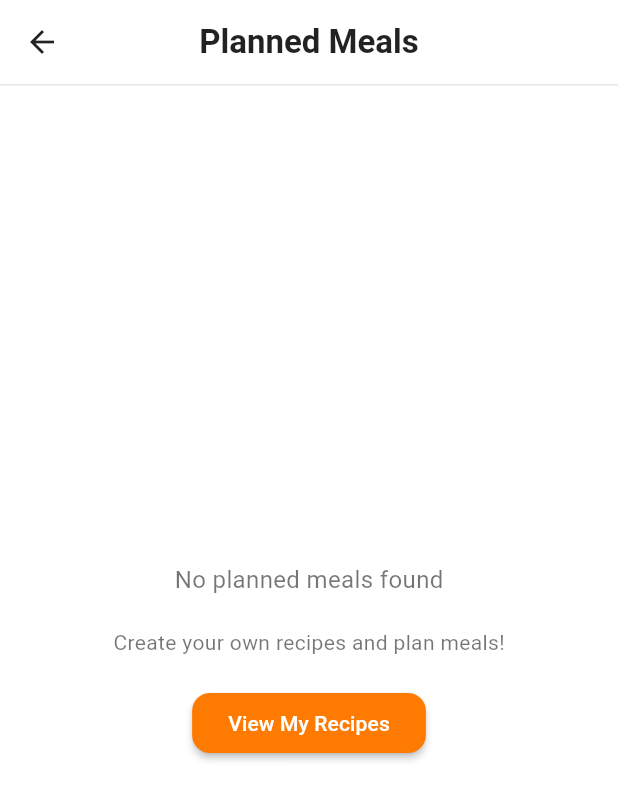
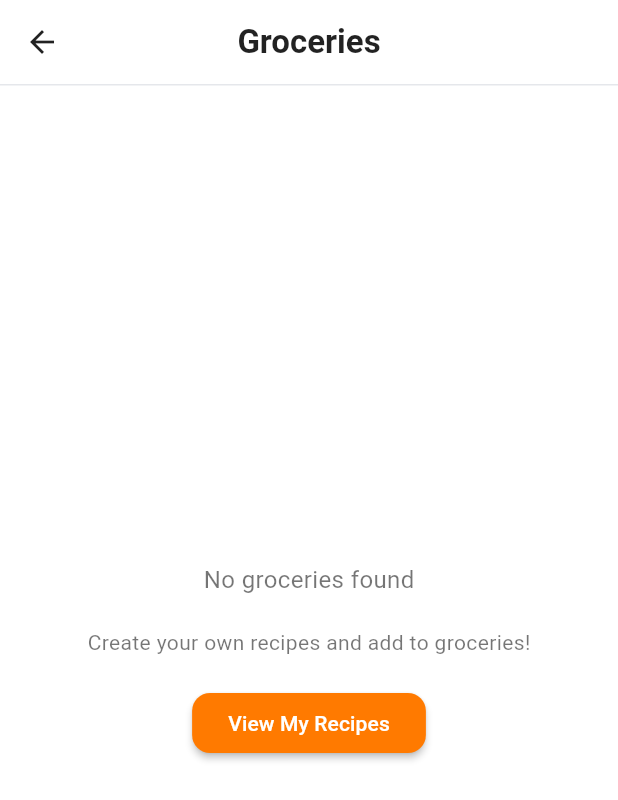
Before and after one commit to HuzaifaEjazDev/reciper_flow_techroz, a Flutter app: the PlannedMealsScreen screen opened directly, on a phone screen of 412 x 824 dp. Shown: the top 800 px of the screen. Run offline on Flutter 3.47's test engine with Material 3 defaults, Android fonts, the phone set to English and light mode, and no system bars; our stand-ins replace cloud_firestore, firebase_auth, firebase_core, google_fonts, image_picker; accounts and stored records are empty.

Commit message:
ui & navigation updates

```diff
--- a/lib/views/screens/add_recipe_by_user/planned_meals_screen.dart
+++ b/lib/views/screens/add_recipe_by_user/planned_meals_screen.dart
@@ -97,7 +97,7 @@ class _PlannedMealsScreenState extends State<PlannedMealsScreen> {
         backgroundColor: Colors.white,
         elevation: 0,
         centerTitle: true,
-        title: const Text('Planned Meals', style: TextStyle(color: Colors.black87, fontWeight: FontWeight.w700)),
+        title: const Text('Groceries', style: TextStyle(color: Colors.black87, fontWeight: FontWeight.w700)),
         iconTheme: const IconThemeData(color: Colors.black87),
         actions: [],
         bottom: const PreferredSize(
@@ -127,12 +127,12 @@ class _PlannedMealsScreenState extends State<PlannedMealsScreen> {
                   mainAxisAlignment: MainAxisAlignment.center,
                   children: [
                     const Text(
-                      'No planned meals found',
+                      'No groceries found',
                       style: TextStyle(color: Colors.black54, fontSize: 16),
                     ),
                     const SizedBox(height: 20),
                     const Text(
-                      'Create your own recipes and plan meals!',
+                      'Create your own recipes and add to groceries!',
                       style: TextStyle(color: Colors.black54, fontSize: 14),
                     ),
                     const SizedBox(height: 20),
--- a/lib/views/screens/tabs/groceries_screen.dart
+++ b/lib/views/screens/tabs/groceries_screen.dart
@@ -114,7 +114,7 @@ class _GroceriesScreenState extends State<GroceriesScreen> {
             );
           },
           style: TextButton.styleFrom(foregroundColor: Colors.black87),
-          icon: const Text('All Recipes', style: TextStyle(fontWeight: FontWeight.w600)),
+          icon: const Text('All Groceries', style: TextStyle(fontWeight: FontWeight.w600)),
           label: const Icon(CupertinoIcons.chevron_right, color: Colors.black87),
         )
       ],
```
Also changed, not shown: lib/views/screens/tabs/meal_planner_screen.dart (+44 -14 lines).
